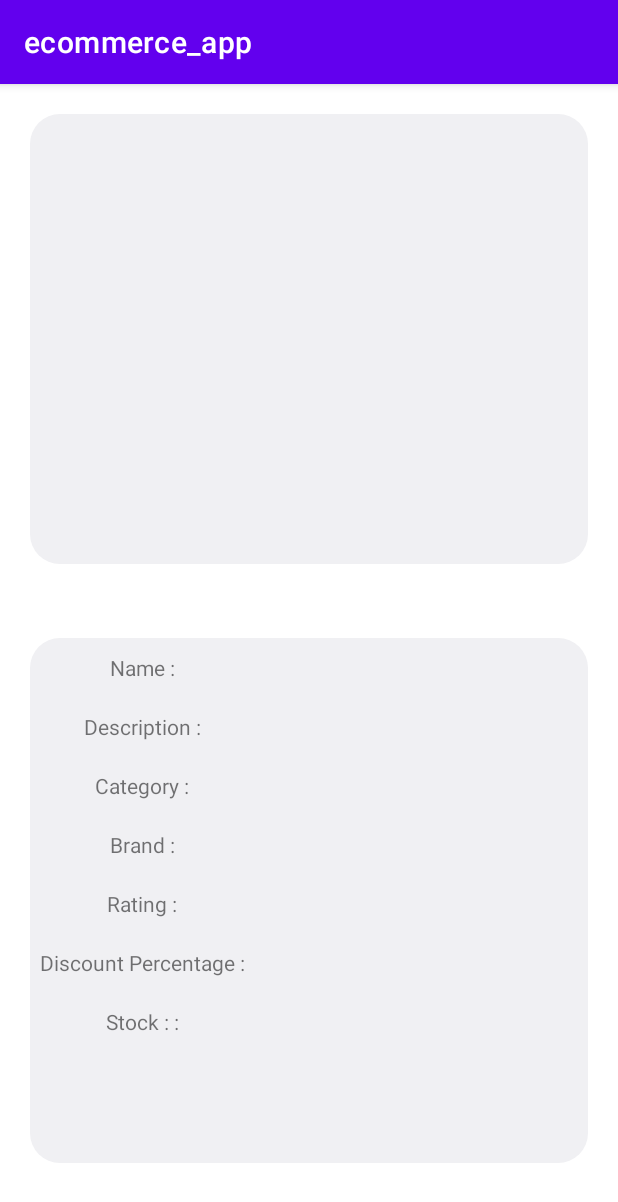
After one commit to Aadhiarc/ecommerce_app, an Android app: the Productprofile screen opened directly, with no data from a screen before it, on a phone screen of 412 x 824 dp. The commit adds this screen. Shown: the top 1202 px of the screen. Run offline under Robolectric (Android 15) with nearby library versions, the phone set to English and light mode, and no system bars; our stand-ins replace Volley; network calls fail.

Commit message:
profile view

```diff
--- a/app/build.gradle
+++ b/app/build.gradle
@@ -33,7 +33,6 @@ dependencies {
     implementation 'androidx.appcompat:appcompat:1.5.1'
     implementation 'com.google.android.material:material:1.6.1'
     implementation 'androidx.constraintlayout:constraintlayout:2.1.4'
-
     implementation 'androidx.cardview:cardview:1.0.0'
     testImplementation 'junit:junit:4.13.2'
     androidTestImplementation 'androidx.test.ext:junit:1.1.3'
--- a/app/src/main/java/com/example/ecommerce_app/DbHelper.java
+++ b/app/src/main/java/com/example/ecommerce_app/DbHelper.java
@@ -23,7 +23,7 @@ public class DbHelper extends SQLiteOpenHelper {
 
     @Override
     public void onCreate(SQLiteDatabase sqLiteDatabase) {
-        String createTable= "CREATE TABLE " + TABLE_USER_DETAILS + "(" + COLUMN_ID + " integer primary key autoincrement not null ," + COLUMN_USER_NAME + " text not null," + COLUMN_EMAIL + " text not null," + COLUMN_PASSWORD + " text not null," + COLUMN_MOBILE_NUMBER + " text not null," + COLUMN_ADDRESS + " text not null," + COLUMN_CART + " text not null)";
+        String createTable= "CREATE TABLE " + TABLE_USER_DETAILS + "(" + COLUMN_ID + " integer primary key autoincrement  ," + COLUMN_USER_NAME + " text ," + COLUMN_EMAIL + " text ," + COLUMN_PASSWORD + " text ," + COLUMN_MOBILE_NUMBER + " text ," + COLUMN_ADDRESS + " text ," + COLUMN_CART + " text )";
         sqLiteDatabase.execSQL(createTable);
     }
 
@@ -45,7 +45,7 @@ public class DbHelper extends SQLiteOpenHelper {
     public userModel dataGet(String user_Email){
         SQLiteDatabase sqLiteDatabase=this.getReadableDatabase();
          Cursor cursor=sqLiteDatabase.rawQuery("select * from "+TABLE_USER_DETAILS +"  where " +COLUMN_EMAIL+"=?",new String[]{user_Email});
-         while(cursor.moveToNext()){
+         while (cursor.moveToNext()){
              userModel=new userModel(cursor.getInt(0), cursor.getString(1),cursor.getString(2), cursor.getString(3),  cursor.getString(4), cursor.getString(5), cursor.getString(6));
          }
 
--- a/app/src/main/java/com/example/ecommerce_app/Filter.java
+++ b/app/src/main/java/com/example/ecommerce_app/Filter.java
@@ -111,8 +111,8 @@ public class Filter extends AppCompatActivity {
                                 sharedPreferences=getSharedPreferences("loginUser.db",MODE_PRIVATE);
                                 String loggedUser=sharedPreferences.getString("userEmail","");
                                 dbHelper=new DbHelper(Filter.this);
-                                userModel user = dbHelper.dataGet(loggedUser);
                                 try{
+                                    userModel user = dbHelper.dataGet(loggedUser);
                                     if(loggedUser.equals(user.getUserEmail())){
                                         runOnUiThread(new Runnable() {
                                             @Override
--- /dev/null
+++ b/app/src/main/java/com/example/ecommerce_app/Productprofile.java
@@ -0,0 +1,71 @@
+package com.example.ecommerce_app;
+
+import androidx.appcompat.app.AppCompatActivity;
+
+import android.annotation.SuppressLint;
+import android.content.Intent;
+import android.os.Bundle;
+import android.view.View;
+import android.widget.Button;
+import android.widget.TextView;
+import android.widget.Toast;
+
+import com.android.volley.Request;
+import com.android.volley.RequestQueue;
+import com.android.volley.Response;
+import com.android.volley.VolleyError;
+import com.android.volley.toolbox.JsonObjectRequest;
+
+import org.json.JSONArray;
+import org.json.JSONException;
+import org.json.JSONObject;
+
+import java.util.ArrayList;
+
+public class Productprofile extends AppCompatActivity {
+    RequestQueue requestQueue;
+    TextView name,price,category,brand,description,percentage,ratings,stock;
+
+    @SuppressLint("MissingInflatedId")
+    @Override
+    protected void onCreate(Bundle savedInstanceState) {
+        super.onCreate(savedInstanceState);
+        setContentView(R.layout.activity_productprofile);
+                Intent intent = getIntent();
+                String title=intent.getStringExtra("product_Title");
+                String price_intent=intent.getStringExtra("product_Price");
+                String images=intent.getStringExtra("product_Images");
+                String category_intent=intent.getStringExtra("product_Category");
+                String brand_intent=intent.getStringExtra("product_Brand");
+                String description_intent=intent.getStringExtra("product_Description");
+                String percentage_intent=intent.getStringExtra("discount_Percentage");
+                String ratings_intent=intent.getStringExtra("ratings");
+                String stock_intent=intent.getStringExtra("stock");
+
+                name=findViewById(R.id.productName_profile);
+                price=findViewById(R.id.price_profile);
+                category=findViewById(R.id.category_profile);
+                brand=findViewById(R.id.brand_profile);
+                description=findViewById(R.id.productDescription_profile);
+                percentage=findViewById(R.id.dicountpercentage_profile);
+                ratings=findViewById(R.id.rating_profile);
+                stock=findViewById(R.id.stock_profile);
+
+                name.setText(title);
+                price.setText(price_intent);
+                category.setText(category_intent);
+                brand.setText(brand_intent);
+                description.setText(description_intent);
+                percentage.setText(percentage_intent);
+                ratings.setText(ratings_intent);
+                stock.setText(stock_intent);
+
+
+
+    }
+
+
+
+
+
+}
--- a/app/src/main/java/com/example/ecommerce_app/Recyclerview.java
+++ b/app/src/main/java/com/example/ecommerce_app/Recyclerview.java
@@ -32,6 +32,7 @@ public class Recyclerview extends AppCompatActivity implements recyclerViewInter
     LinearLayoutManager linearLayoutManager;
     ArrayList<ProductModel> productList;
     ArrayList<ProductModel>filterList;
+    ArrayList<ProductModel>profileList;
    public Adapter adapter;
     RequestQueue requestQueue;
     SearchView searchView;
@@ -127,6 +128,33 @@ public class Recyclerview extends AppCompatActivity implements recyclerViewInter
     public void onItemClick(int position) {
 
         Toast.makeText(this, String.valueOf(position), Toast.LENGTH_SHORT).show();
+        profileList=new ArrayList<ProductModel>();
+        for(ProductModel item:productList){
+            if(position==item.getId()-1){
+                profileList.add(item);
+                String productTitle=profileList.get(0).getTitle();
+                String productPrice=profileList.get(0).getPrice();
+               String productImages= String.valueOf(profileList.get(0).getImages());
+                String productCategory=profileList.get(0).getCategory();
+               String productBrand= profileList.get(0).getBrand();
+                String productDescription=profileList.get(0).getDescription();
+               String discountPercentage= String.valueOf(profileList.get(0).getDiscountPercentage());
+               String ratings= String.valueOf(profileList.get(0).getRating());
+               String stock= String.valueOf(profileList.get(0).getStock());
+               Intent intent =new Intent(Recyclerview.this,Productprofile.class);
+               intent.putExtra("product_Title",productTitle);
+               intent.putExtra("product_Price",productPrice);
+               intent.putExtra("product_Images",productImages);
+               intent.putExtra("product_Category",productCategory);
+               intent.putExtra("product_Brand",productBrand);
+               intent.putExtra("product_Description",productDescription);
+               intent.putExtra("discount_Percentage",discountPercentage);
+               intent.putExtra("ratings",ratings);
+               intent.putExtra("stock",stock);
+               startActivity(intent);
+            }
+
+        }
 
 
     }
--- a/app/src/main/java/com/example/ecommerce_app/login.java
+++ b/app/src/main/java/com/example/ecommerce_app/login.java
@@ -49,7 +49,7 @@ public class login extends AppCompatActivity {
                 editor.commit();
                String loggedUser=sharedPreferences.getString("userEmail","");
                 dbHelper=new DbHelper(login.this);
-                userModel user = dbHelper.dataGet(user_Email);
+                userModel user = dbHelper.dataGet(loggedUser);
                 try{
                         String userEmail=user.getUserEmail();
                         String userPassword=user.getPassword();
--- a/app/src/main/java/com/example/ecommerce_app/userModel.java
+++ b/app/src/main/java/com/example/ecommerce_app/userModel.java
@@ -19,8 +19,9 @@ public class userModel {
         this.cart = cart;
     }
 
-    public userModel() {
-    }
+userModel(){
+
+}
 
     public int getId() {
         return id;
--- /dev/null
+++ b/app/src/main/res/layout/activity_productprofile.xml
@@ -0,0 +1,165 @@
+<?xml version="1.0" encoding="utf-8"?>
+<androidx.constraintlayout.widget.ConstraintLayout xmlns:android="http://schemas.android.com/apk/res/android"
+    xmlns:app="http://schemas.android.com/apk/res-auto"
+    xmlns:tools="http://schemas.android.com/tools"
+    android:id="@+id/toast"
+    android:layout_width="match_parent"
+    android:layout_height="match_parent"
+    tools:context=".Productprofile">
+
+
+    <LinearLayout
+        android:id="@+id/linearLayout8"
+        android:layout_width="match_parent"
+        android:layout_height="300dp"
+        android:layout_margin="20dp"
+        android:background="@drawable/layout_background"
+        android:orientation="horizontal"
+        app:layout_constraintEnd_toEndOf="parent"
+        app:layout_constraintHorizontal_bias="0.5"
+        app:layout_constraintStart_toStartOf="parent"
+        app:layout_constraintTop_toTopOf="parent">
+
+
+    </LinearLayout>
+
+    <LinearLayout
+        android:layout_width="match_parent"
+        android:layout_height="350dp"
+        android:layout_margin="20dp"
+        android:layout_marginBottom="331dp"
+        android:orientation="horizontal"
+        app:layout_constraintBottom_toBottomOf="parent"
+        app:layout_constraintEnd_toEndOf="parent"
+        app:layout_constraintHorizontal_bias="0.5"
+        app:layout_constraintStart_toStartOf="parent"
+        app:layout_constraintTop_toBottomOf="@+id/linearLayout8"
+        app:layout_constraintVertical_bias="0.5"
+        android:background="@drawable/layout_background">
+        <LinearLayout
+            android:layout_width="150dp"
+            android:layout_height="match_parent"
+            android:orientation="vertical">
+            <TextView
+                android:layout_width="match_parent"
+                android:layout_height="wrap_content"
+                android:text="Name :"
+                android:layout_gravity="center"
+                android:gravity="center"
+                android:layout_marginTop="10dp"/>
+            <TextView
+                android:layout_width="match_parent"
+                android:layout_height="wrap_content"
+                android:text="Description :"
+                android:layout_gravity="center"
+                android:gravity="center"
+                android:layout_marginTop="20dp"/>
+            <TextView
+                android:layout_width="match_parent"
+                android:layout_height="wrap_content"
+                    android:text="Category :"
+                android:layout_gravity="center"
+                android:gravity="center"
+                android:layout_marginTop="20dp"/>
+            <TextView
+                android:layout_width="match_parent"
+                android:layout_height="wrap_content"
+                android:text="Brand :"
+                android:layout_gravity="center"
+                android:gravity="center"
+                android:layout_marginTop="20dp"/>
+            <TextView
+                android:layout_width="match_parent"
+                android:layout_height="wrap_content"
+                android:text="Rating :"
+                android:layout_gravity="center"
+                android:gravity="center"
+                android:layout_marginTop="20dp"/>
+            <TextView
+                android:layout_width="match_parent"
+                android:layout_height="wrap_content"
+                android:text="Discount Percentage :"
+                android:layout_gravity="center"
+                android:gravity="center"
+                android:layout_marginTop="20dp"/>
+            <TextView
+                android:layout_width="match_parent"
+                android:layout_height="wrap_content"
+                android:text="Stock : :"
+                android:layout_gravity="center"
+                android:gravity="center"
+                android:layout_marginTop="20dp"/>
+        </LinearLayout>
+        <LinearLayout
+            android:layout_width="match_parent"
+            android:layout_height="match_parent"
+            android:orientation="vertical">
+            <TextView
+                android:id="@+id/productName_profile"
+                android:layout_width="match_parent"
+                android:layout_height="wrap_content"
+                android:text="Name :"
+                android:layout_gravity="center"
+                android:gravity="center"
+                android:layout_marginTop="10dp"/>
+            <TextView
+                android:id="@+id/productDescription_profile"
+                android:layout_width="match_parent"
+                android:layout_height="wrap_content"
+                android:text="Description :"
+                android:layout_gravity="center"
+                android:gravity="center"
+                android:layout_marginTop="20dp"/>
+            <TextView
+                android:id="@+id/price_profile"
+                android:layout_width="match_parent"
+                android:layout_height="wrap_content"
+                android:text="Price :"
+                android:layout_gravity="center"
+                android:gravity="center"
+                android:layout_marginTop="20dp"/>
+            <TextView
+                android:id="@+id/category_profile"
+                android:layout_width="match_parent"
+                android:layout_height="wrap_content"
+                android:text="Category :"
+                android:layout_gravity="center"
+                android:gravity="center"
+                android:layout_marginTop="20dp"/>
+            <TextView
+                android:id="@+id/brand_profile"
+                android:layout_width="match_parent"
+                android:layout_height="wrap_content"
+                android:text="Brand :"
+                android:layout_gravity="center"
+                android:gravity="center"
+                android:layout_marginTop="20dp"/>
+            <TextView
+                android:id="@+id/rating_profile"
+                android:layout_width="match_parent"
+                android:layout_height="wrap_content"
+                android:text="Rating :"
+                android:layout_gravity="center"
+                android:gravity="center"
+                android:layout_marginTop="20dp"/>
+            <TextView
+                android:id="@+id/dicountpercentage_profile"
+                android:layout_width="match_parent"
+                android:layout_height="wrap_content"
+                android:text="Discount Percentage :"
+                android:layout_gravity="center"
+                android:gravity="center"
+                android:layout_marginTop="20dp"/>
+            <TextView
+                android:id="@+id/stock_profile"
+                android:layout_width="match_parent"
+                android:layout_height="wrap_content"
+                android:text="Stock : "
+                android:layout_gravity="center"
+                android:gravity="center"
+                android:layout_marginTop="20dp"/>
+        </LinearLayout>
+
+    </LinearLayout>
+
+</androidx.constraintlayout.widget.ConstraintLayout>
```
Also changed, not shown: app/src/main/AndroidManifest.xml (+7 -0 lines).
